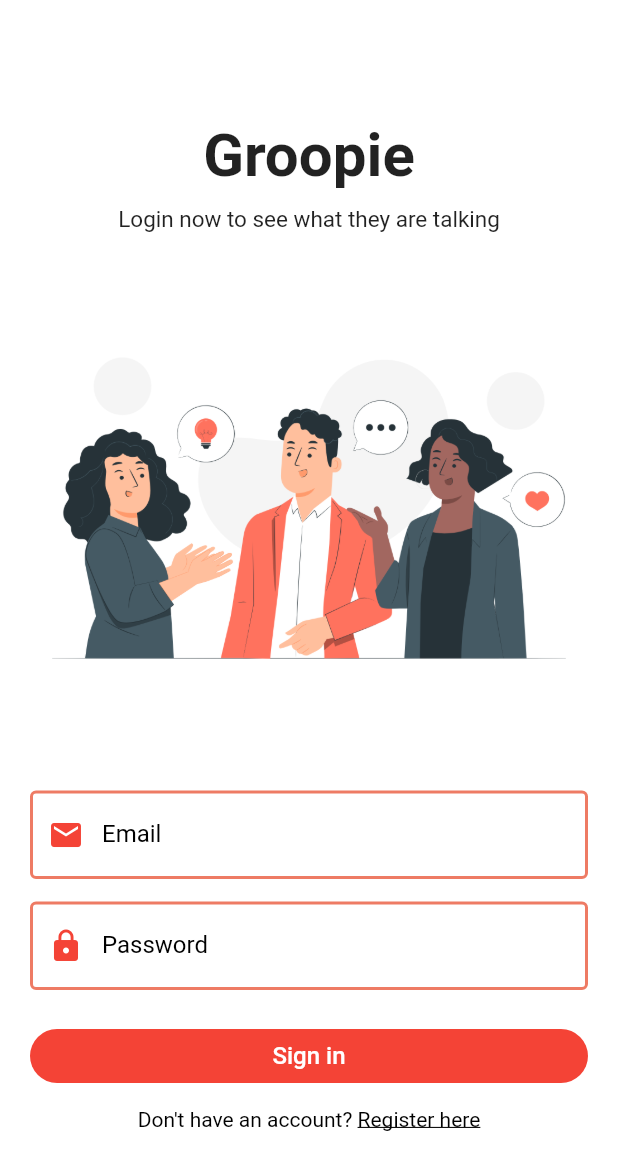
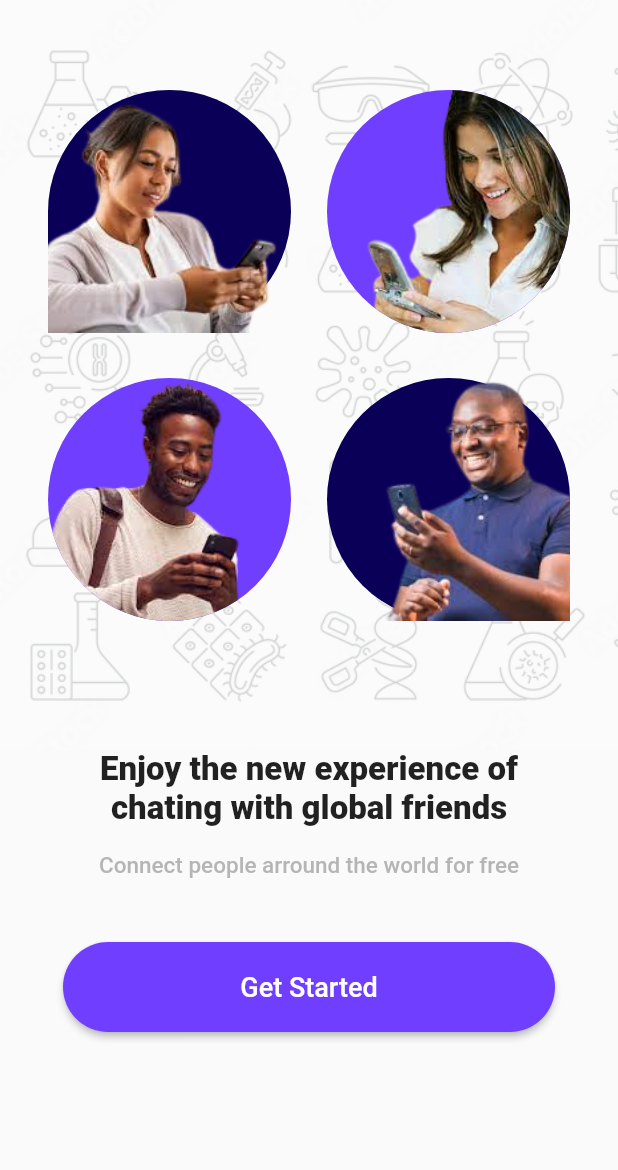
Before and after one commit to Ayisha-fahmiya/chat_app_flutter, a Flutter app: the screen it shows after launch, on a phone screen of 412 x 824 dp. Shown: the top 1170 px of the screen. Run offline on Flutter 3.47's test engine with Material 2 defaults, Android fonts, the phone set to English and light mode, and no system bars; our stand-ins replace cloud_firestore, firebase_auth, firebase_core, shared_preferences; accounts and stored records are empty.

Commit message:
splash&getStarted

```diff
--- a/lib/main.dart
+++ b/lib/main.dart
@@ -1,6 +1,4 @@
-import 'package:chat_app/helper/helper_function.dart';
-import 'package:chat_app/peges/auth/login_page.dart';
-import 'package:chat_app/peges/home_page.dart';
+import 'package:chat_app/peges/splash_screen.dart';
 import 'package:chat_app/shared/constants.dart';
 import 'package:firebase_core/firebase_core.dart';
 import 'package:flutter/material.dart';
@@ -22,39 +20,14 @@ void main() async {
   runApp(const MyApp());
 }
 
-class MyApp extends StatefulWidget {
+class MyApp extends StatelessWidget {
   const MyApp({super.key});
 
   @override
-  State<MyApp> createState() => _MyAppState();
-}
-
-class _MyAppState extends State<MyApp> {
-  bool _isSignedIn = false;
-
-  @override
-  void initState() {
-    super.initState();
-    getUserLoggedInStatus() async {
-      await HelperFunctions.getUserLoggedInStatus().then((value) {
-        if (value != null) {
-          setState(() {
-            _isSignedIn = value;
-          });
-        }
-      });
-    }
-  }
-
-  @override
   Widget build(BuildContext context) {
-    return MaterialApp(
-      theme: ThemeData(
-        primaryColor: Constants().primaryColor,
-        scaffoldBackgroundColor: Colors.white,
-      ),
+    return const MaterialApp(
       debugShowCheckedModeBanner: false,
-      home: _isSignedIn ? const HomePage() : const LoginPage(),
+      home: SplashScreen(),
     );
   }
 }
--- /dev/null
+++ b/lib/peges/LoginOrHome_page.dart
@@ -0,0 +1,42 @@
+import 'package:flutter/material.dart';
+import '../helper/helper_function.dart';
+import '../shared/constants.dart';
+import 'auth/login_page.dart';
+import 'home_page.dart';
+
+class LoginOrHome extends StatefulWidget {
+  const LoginOrHome({super.key});
+
+  @override
+  State<LoginOrHome> createState() => _LoginOrHomeState();
+}
+
+class _LoginOrHomeState extends State<LoginOrHome> {
+  bool _isSignedIn = false;
+
+  @override
+  void initState() {
+    super.initState();
+    getUserLoggedInStatus() async {
+      await HelperFunctions.getUserLoggedInStatus().then((value) {
+        if (value != null) {
+          setState(() {
+            _isSignedIn = value;
+          });
+        }
+      });
+    }
+  }
+
+  @override
+  Widget build(BuildContext context) {
+    return MaterialApp(
+      theme: ThemeData(
+        primaryColor: Constants().primaryColor,
+        scaffoldBackgroundColor: Colors.white,
+      ),
+      debugShowCheckedModeBanner: false,
+      home: _isSignedIn ? const HomePage() : const LoginPage(),
+    );
+  }
+}
--- /dev/null
+++ b/lib/peges/get_started_page.dart
@@ -0,0 +1,157 @@
+import 'package:chat_app/widgets/widgets.dart';
+import 'package:flutter/material.dart';
+import 'LoginOrHome_page.dart';
+
+class GetStarted extends StatefulWidget {
+  const GetStarted({super.key});
+
+  @override
+  State<GetStarted> createState() => _GetStartedState();
+}
+
+class _GetStartedState extends State<GetStarted> {
+  @override
+  Widget build(BuildContext context) {
+    return Scaffold(
+      body: Column(
+        children: [
+          SizedBox(
+            height: 500,
+            child: Stack(
+              children: [
+                SizedBox(
+                  height: 500,
+                  child: Image.asset(
+                    "assets/GetStartedBGPic.png",
+                    fit: BoxFit.cover,
+                    opacity: const AlwaysStoppedAnimation(0.2),
+                  ),
+                ),
+                Padding(
+                  padding:
+                      const EdgeInsets.symmetric(vertical: 60, horizontal: 32),
+                  child: GridView(
+                    gridDelegate:
+                        const SliverGridDelegateWithFixedCrossAxisCount(
+                      crossAxisCount: 2,
+                      crossAxisSpacing: 24,
+                      mainAxisSpacing: 30,
+                    ),
+                    children: [
+                      Container(
+                        decoration: const BoxDecoration(
+                          color: Color(0xff0a0057),
+                          borderRadius: BorderRadius.only(
+                            topLeft: Radius.circular(90),
+                            topRight: Radius.circular(90),
+                            bottomRight: Radius.circular(90),
+                          ),
+                        ),
+                        child: Image.asset(
+                          "assets/womanOne-removebg-preview.png",
+                          fit: BoxFit.cover,
+                          alignment: Alignment.topRight,
+                        ),
+                      ),
+                      // Container(
+                      //   decoration: const BoxDecoration(
+                      //     color: Color(0xff703efe),
+                      //     shape: BoxShape.circle,
+                      //   ),
+                      //   child: Image.asset(
+                      //     "assets/womanTwo-removebg-preview.png",
+                      //     fit: BoxFit.cover,
+                      //     alignment: Alignment.topCenter,
+                      //   ),
+                      // ),
+                      const CircleAvatar(
+                        backgroundColor: Color(0xff703efe),
+                        backgroundImage:
+                            AssetImage("assets/womanTwo-removebg-preview.png"),
+                      ),
+                      // Container(
+                      //   decoration: const BoxDecoration(
+                      //     color: Color(0xff703efe),
+                      //     shape: BoxShape.circle,
+                      //   ),
+                      //   child: Image.asset(
+                      //     "assets/manOne-removebg-preview.png",
+                      //     fit: BoxFit.cover,
+                      //     alignment: Alignment.topCenter,
+                      //   ),
+                      // ),
+                      const CircleAvatar(
+                        backgroundColor: Color(0xff703efe),
+                        backgroundImage:
+                            AssetImage("assets/manOne-removebg-preview.png"),
+                      ),
+                      Container(
+                        decoration: const BoxDecoration(
+                          color: Color(0xff0a0057),
+                          borderRadius: BorderRadius.only(
+                            topLeft: Radius.circular(90),
+                            topRight: Radius.circular(90),
+                            bottomLeft: Radius.circular(90),
+                          ),
+                        ),
+                        child: Image.asset(
+                          "assets/manTwo-removebg-preview.png",
+                          fit: BoxFit.cover,
+                          alignment: Alignment.topCenter,
+                        ),
+                      ),
+                    ],
+                  ),
+                ),
+              ],
+            ),
+          ),
+          const Text(
+            "Enjoy the new experience of\nchating with global friends",
+            textAlign: TextAlign.center,
+            style: TextStyle(
+              fontSize: 22,
+              fontWeight: FontWeight.w800,
+            ),
+          ),
+          const SizedBox(height: 16),
+          const Text(
+            "Connect people arround the world for free",
+            textAlign: TextAlign.center,
+            style: TextStyle(
+              fontSize: 15,
+              fontWeight: FontWeight.w500,
+              color: Color.fromARGB(190, 158, 158, 158),
+            ),
+          ),
+          const SizedBox(height: 42),
+          Padding(
+            padding: const EdgeInsets.symmetric(horizontal: 42),
+            child: SizedBox(
+              height: 60,
+              width: double.infinity,
+              child: ElevatedButton(
+                style: ElevatedButton.styleFrom(
+                  backgroundColor: const Color(0xff703efe),
+                  shape: RoundedRectangleBorder(
+                    borderRadius: BorderRadius.circular(40),
+                  ),
+                ),
+                onPressed: () {
+                  nextScreen(context, const LoginOrHome());
+                },
+                child: const Text(
+                  "Get Started",
+                  style: TextStyle(
+                    fontSize: 18,
+                    fontWeight: FontWeight.w500,
+                  ),
+                ),
+              ),
+            ),
+          ),
+        ],
+      ),
+    );
+  }
+}
--- /dev/null
+++ b/lib/peges/splash_screen.dart
@@ -0,0 +1,42 @@
+import 'dart:async';
+import 'package:chat_app/widgets/widgets.dart';
+import 'package:flutter/material.dart';
+import 'get_started_page.dart';
+
+class SplashScreen extends StatefulWidget {
+  const SplashScreen({super.key});
+
+  @override
+  State<SplashScreen> createState() => _SplashScreenState();
+}
+
+class _SplashScreenState extends State<SplashScreen> {
+  @override
+  void initState() {
+    super.initState();
+    Timer(
+      const Duration(seconds: 1),
+      () => nextScreenReplace(
+        context,
+        const GetStarted(),
+      ),
+    );
+  }
+
+  @override
+  Widget build(BuildContext context) {
+    return const Scaffold(
+      backgroundColor: Color(0xff703efe),
+      body: Center(
+        child: Text(
+          "Groopie",
+          style: TextStyle(
+            color: Colors.white,
+            fontSize: 27,
+            fontWeight: FontWeight.bold,
+          ),
+        ),
+      ),
+    );
+  }
+}
--- a/lib/shared/constants.dart
+++ b/lib/shared/constants.dart
@@ -1,3 +1,4 @@
+import 'package:flutter/widgets.dart';
 import 'package:flutter/material.dart';
 
 class Constants {
@@ -5,5 +6,5 @@ class Constants {
   static String apiKey = "AIzaSyAO33ZtDhHXDqcrwGGtu2LbRDBLh34joSM";
   static String messagingSenderId = "158267982169";
   static String projectId = "chatapp-ayisha";
-  final primaryColor = Colors.red;
+  final primaryColor = const Color(0xff703efe);
 }
--- a/lib/widgets/widgets.dart
+++ b/lib/widgets/widgets.dart
@@ -7,19 +7,19 @@ const textInputDecoration = InputDecoration(
   ),
   enabledBorder: OutlineInputBorder(
     borderSide: BorderSide(
-      color: Color(0xffee7b64),
+      color: Color(0xff703efe),
       width: 2,
     ),
   ),
   focusedBorder: OutlineInputBorder(
     borderSide: BorderSide(
-      color: Color(0xffee7b64),
+      color: Color(0xff703efe),
       width: 2,
     ),
   ),
   errorBorder: OutlineInputBorder(
     borderSide: BorderSide(
-      color: Color(0xffee7b64),
+      color: Color(0xff703efe),
       width: 2,
     ),
   ),
@@ -42,7 +42,7 @@ void showSnackBar(context, color, message) {
         style: const TextStyle(fontSize: 14),
       ),
       backgroundColor: color,
-      duration: Duration(seconds: 2),
+      duration: const Duration(seconds: 2),
       action: SnackBarAction(
         label: "OK",
         onPressed: () {},
```
Also changed, not shown: assets/GetStartedBGPic.png (added), assets/manOne-removebg-preview.png (added), assets/manTwo-removebg-preview.png (added), assets/womanOne-removebg-preview.png (added), assets/womanTwo-removebg-preview.png (added).
